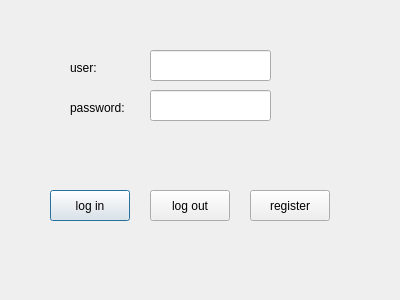
Old version of the form logindialog.ui in the repository Bijingshuai/Photopp.
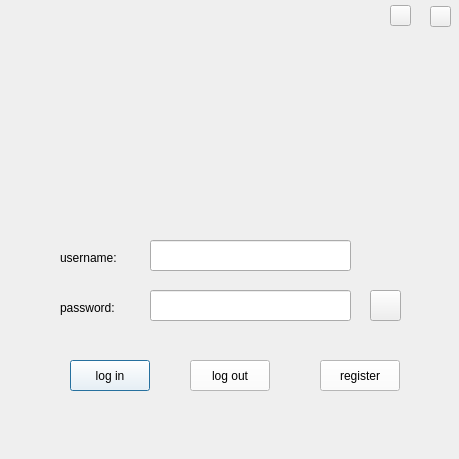
New version of the form. Icons and pictures are not drawn.

```diff
--- a/logindialog.ui
+++ b/logindialog.ui
@@ -6,22 +6,31 @@
    <rect>
     <x>0</x>
     <y>0</y>
-    <width>400</width>
-    <height>300</height>
+    <width>459</width>
+    <height>459</height>
    </rect>
   </property>
   <property name="windowTitle">
    <string>log in </string>
   </property>
+  <property name="styleSheet">
+   <string notr="true">#logindialog{ border-image: url(:/new/prefix1/window.png);}</string>
+  </property>
   <widget class="QPushButton" name="pushButton">
    <property name="geometry">
     <rect>
-     <x>50</x>
-     <y>190</y>
+     <x>70</x>
+     <y>360</y>
      <width>80</width>
      <height>31</height>
     </rect>
    </property>
+   <property name="styleSheet">
+    <string notr="true">QPushButton{background-color: rgb(255, 255, 255);}
+QPushButton:hover{border:1px solid rgb(85, 170, 255);}
+QPushButton:pressed{border-top:2px solid rgb(0,0,0);
+border-left:2px solid rgb(0,0,0);border-right: rgb(255,255,255);border-bottom: rgb(255,255,255);}</string>
+   </property>
    <property name="text">
     <string>log in</string>
    </property>
@@ -29,12 +38,18 @@
   <widget class="QPushButton" name="pushButton_2">
    <property name="geometry">
     <rect>
-     <x>150</x>
-     <y>190</y>
+     <x>190</x>
+     <y>360</y>
      <width>80</width>
      <height>31</height>
     </rect>
    </property>
+   <property name="styleSheet">
+    <string notr="true">QPushButton{background-color: rgb(255, 255, 255);}
+QPushButton:hover{border:1px solid rgb(85, 170, 255);}
+QPushButton:pressed{border-top:2px solid rgb(0,0,0);
+border-left:2px solid rgb(0,0,0);border-right: rgb(255,255,255);border-bottom: rgb(255,255,255);}</string>
+   </property>
    <property name="text">
     <string>log out</string>
    </property>
@@ -42,25 +57,32 @@
   <widget class="QLabel" name="label">
    <property name="geometry">
     <rect>
-     <x>70</x>
-     <y>60</y>
-     <width>41</width>
+     <x>60</x>
+     <y>250</y>
+     <width>81</width>
      <height>16</height>
     </rect>
    </property>
+   <property name="styleSheet">
+    <string notr="true">border-image: url();
+</string>
+   </property>
    <property name="text">
-    <string>user:</string>
+    <string>username:</string>
    </property>
   </widget>
   <widget class="QLabel" name="label_2">
    <property name="geometry">
     <rect>
-     <x>70</x>
-     <y>100</y>
+     <x>60</x>
+     <y>300</y>
      <width>81</width>
      <height>16</height>
     </rect>
    </property>
+   <property name="styleSheet">
+    <string notr="true">border-image: url();</string>
+   </property>
    <property name="text">
     <string>password:</string>
    </property>
@@ -69,35 +91,104 @@
    <property name="geometry">
     <rect>
      <x>150</x>
-     <y>50</y>
-     <width>121</width>
+     <y>240</y>
+     <width>201</width>
      <height>31</height>
     </rect>
    </property>
+   <property name="styleSheet">
+    <string notr="true">border-image: url();</string>
+   </property>
   </widget>
   <widget class="QLineEdit" name="lineEdit_2">
    <property name="geometry">
     <rect>
      <x>150</x>
-     <y>90</y>
-     <width>121</width>
+     <y>290</y>
+     <width>201</width>
      <height>31</height>
     </rect>
    </property>
+   <property name="styleSheet">
+    <string notr="true">border-image: url();</string>
+   </property>
   </widget>
   <widget class="QPushButton" name="pushButton_3">
    <property name="geometry">
     <rect>
-     <x>250</x>
-     <y>190</y>
+     <x>320</x>
+     <y>360</y>
      <width>80</width>
      <height>31</height>
     </rect>
    </property>
+   <property name="styleSheet">
+    <string notr="true">QPushButton{background-color: rgb(255, 255, 255);}
+QPushButton:hover{border:1px solid rgb(85, 170, 255);}
+QPushButton:pressed{border-top:2px solid rgb(0,0,0);
+border-left:2px solid rgb(0,0,0);border-right: rgb(255,255,255);border-bottom: rgb(255,255,255);}</string>
+   </property>
    <property name="text">
     <string>register</string>
    </property>
   </widget>
+  <widget class="QPushButton" name="pushButton_4">
+   <property name="geometry">
+    <rect>
+     <x>370</x>
+     <y>290</y>
+     <width>31</width>
+     <height>31</height>
+    </rect>
+   </property>
+   <property name="cursor">
+    <cursorShape>PointingHandCursor</cursorShape>
+   </property>
+   <property name="styleSheet">
+    <string notr="true"/>
+   </property>
+   <property name="text">
+    <string/>
+   </property>
+  </widget>
+  <widget class="QPushButton" name="pushButton_5">
+   <property name="geometry">
+    <rect>
+     <x>390</x>
+     <y>5</y>
+     <width>21</width>
+     <height>21</height>
+    </rect>
+   </property>
+   <property name="cursor">
+    <cursorShape>PointingHandCursor</cursorShape>
+   </property>
+   <property name="styleSheet">
+    <string notr="true"/>
+   </property>
+   <property name="text">
+    <string/>
+   </property>
+  </widget>
+  <widget class="QPushButton" name="pushButton_6">
+   <property name="geometry">
+    <rect>
+     <x>430</x>
+     <y>6</y>
+     <width>21</width>
+     <height>21</height>
+    </rect>
+   </property>
+   <property name="cursor">
+    <cursorShape>PointingHandCursor</cursorShape>
+   </property>
+   <property name="styleSheet">
+    <string notr="true"/>
+   </property>
+   <property name="text">
+    <string/>
+   </property>
+  </widget>
  </widget>
  <resources/>
  <connections>
```
Left out of the diff: 35 changed lines with no effect on the pictures.
